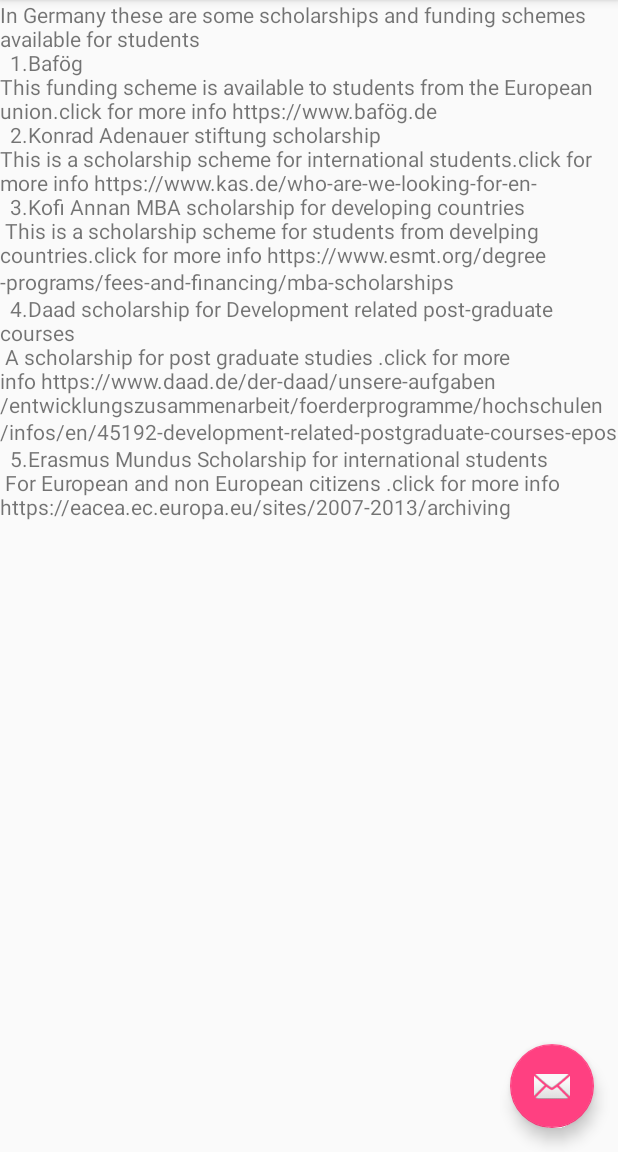
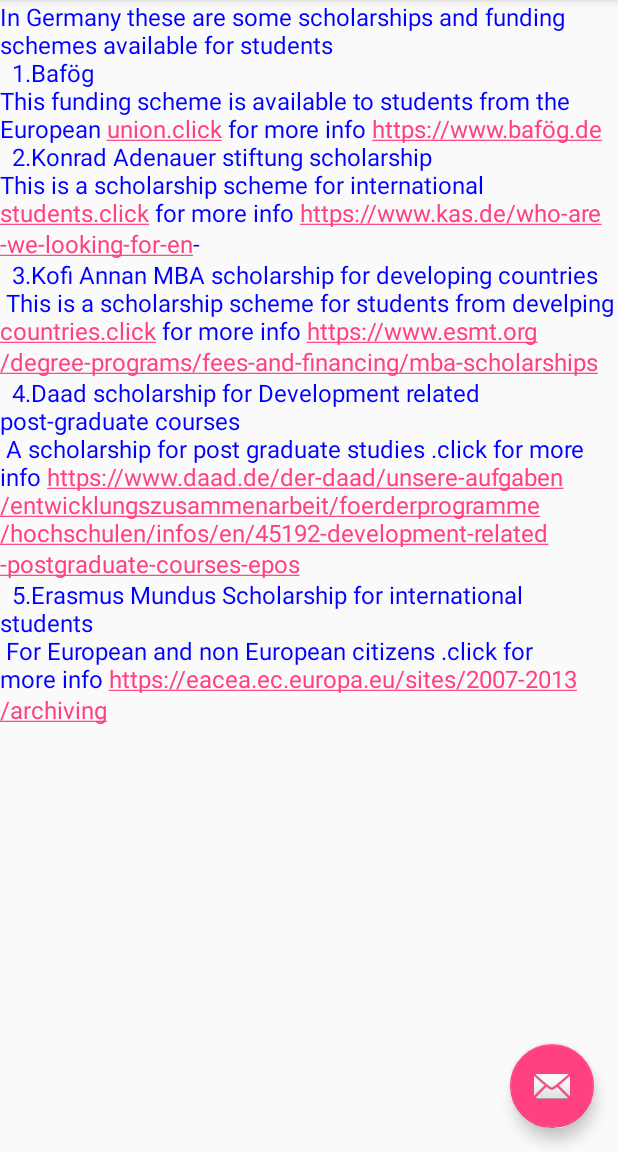
Before and after one commit to JJThatTallGuy/HSUlmNewStudentInfoApp, an Android app: the screen it shows after launch (MainActivity), in the side drawer, after a tap on "Funding", on a phone screen of 412 x 824 dp, the part 84-1236 px from its top. Run offline under Robolectric (Android 15) with nearby library versions, the phone set to English and light mode, and no system bars.

Commit message:
i added the webview and color

```diff
--- a/app/src/main/res/layout/fragment_city_laws.xml
+++ b/app/src/main/res/layout/fragment_city_laws.xml
@@ -9,6 +9,9 @@
     <TextView
         android:layout_width="match_parent"
         android:layout_height="match_parent"
+        android:textSize="16sp"
+        android:autoLink="web"
+        android:textColor="@color/Blue"
         android:text="@string/city_laws"/>
 
 </FrameLayout>
--- a/app/src/main/res/layout/fragment_funding.xml
+++ b/app/src/main/res/layout/fragment_funding.xml
@@ -9,6 +9,9 @@
     <TextView
         android:layout_width="match_parent"
         android:layout_height="match_parent"
+        android:textSize="16sp"
+        android:textColor="@color/Blue"
+        android:autoLink="web"
         android:text="@string/funding" />
 
 </FrameLayout>
```
